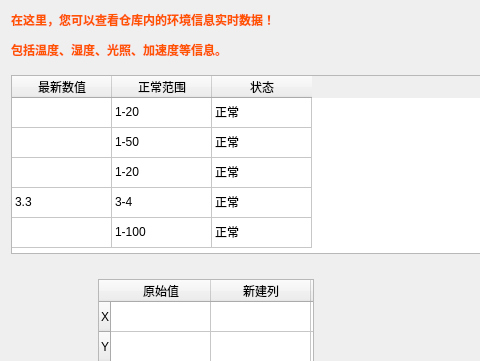
jjzhang166/smart-home-qt, file envwindow.ui: the form before one commit; both pictures show x 0 to 480 and y 0 to 361 of the 766 by 478 pixel window.
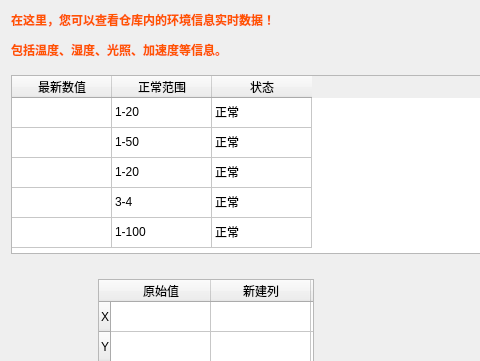
The form after the commit.

```diff
--- a/envwindow.ui
+++ b/envwindow.ui
@@ -101,7 +101,7 @@
      </item>
      <item row="3" column="0">
       <property name="text">
-       <string>3.3</string>
+       <string/>
       </property>
      </item>
      <item row="3" column="1">
```
Left out of the diff: 3 changed lines with no effect on the pictures.
